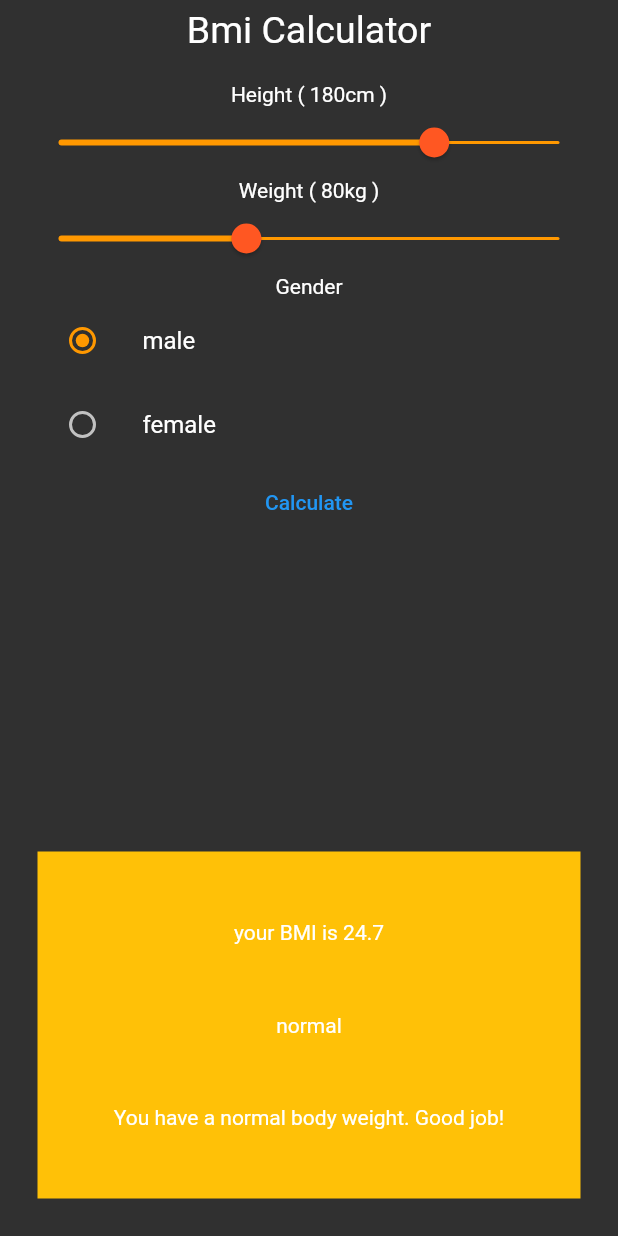
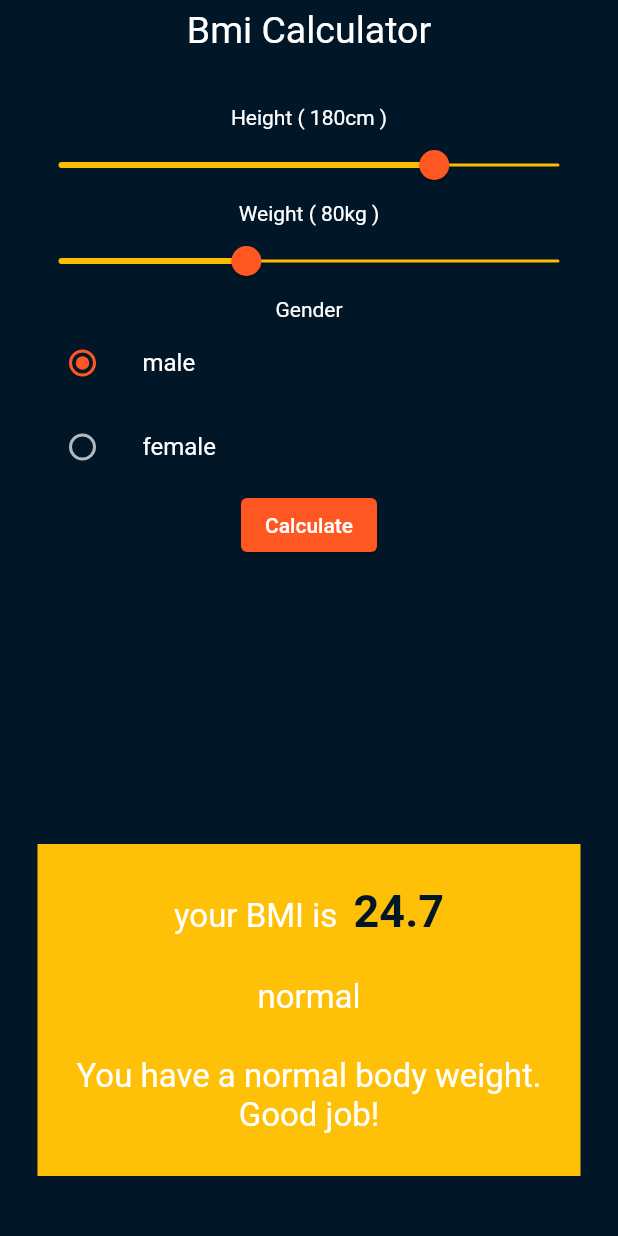
Before and after one commit to meafia/BMI_task, a Flutter app: the screen it shows after launch, after a tap on "Calculate", on a phone screen of 412 x 824 dp. Run offline on Flutter 3.47's test engine with Material 2 defaults, Android fonts, the light colour scheme and no system bars.

Commit message:
changing style

```diff
--- a/lib/main.dart
+++ b/lib/main.dart
@@ -9,19 +9,35 @@ class BmiApp extends StatelessWidget {
   @override
   Widget build(BuildContext context) {
     return MaterialApp(
+      debugShowCheckedModeBanner: false,
       title: 'Bmi Calculator',
       theme: ThemeData.dark().copyWith(
-        primaryColor: Colors.black,
-        accentColor: Colors.orange,
+        accentColor: Color(0xFFfcbd00),
+        scaffoldBackgroundColor: Color(0xFF011627),
         sliderTheme: SliderThemeData(
-          activeTrackColor: Colors.orange,
-          inactiveTrackColor: Colors.orange,
+          activeTrackColor: Color(0xFFfcbd00),
+          inactiveTrackColor: Color(0xFFfcbd00),
           trackHeight: 2,
           thumbColor: Colors.deepOrange,
-          overlayColor: Colors.orange[700]!.withAlpha(90),
+          overlayColor: Colors.deepOrange.withAlpha(90),
+        ),
+        elevatedButtonTheme: ElevatedButtonThemeData(
+          style: ButtonStyle(
+            backgroundColor:
+                MaterialStateProperty.all<Color>(Colors.deepOrange),
+          ),
+        ),
+        radioTheme: RadioThemeData(
+          splashRadius: 12,
+          fillColor: MaterialStateProperty.resolveWith((states) {
+            if (states.contains(MaterialState.selected)) {
+              return Colors.deepOrange;
+            }
+          }),
+          overlayColor: MaterialStateProperty.all<Color>(
+              Color(0xFFfcbd00).withAlpha(150)),
         ),
       ),
-      debugShowCheckedModeBanner: false,
       home: CalculatorScreen(),
     );
   }
--- a/lib/screens/calculator_screen.dart
+++ b/lib/screens/calculator_screen.dart
@@ -30,9 +30,8 @@ class _CalculatorScreenState extends State<CalculatorScreen> {
           ),
         ),
       ),
-      // backgroundColor: Colors.white24,
       body: Container(
-        padding: EdgeInsets.all(15),
+        padding: EdgeInsets.symmetric(horizontal: 15, vertical: 30),
         child: Column(
           children: [
             Flexible(
@@ -88,23 +87,49 @@ class _CalculatorScreenState extends State<CalculatorScreen> {
                       ),
                       title: Text('female'),
                     ),
-                    TextButton(
+                    ElevatedButton(
                       onPressed: () {
                         Calculator calc = Calculator(
                             height: height.toInt(), weight: weight.toInt());
-                        setState(() {
+                        setState(
+                          () {
                             resultWidget = Container(
                               width: 600,
                               child: Column(
-                              mainAxisAlignment: MainAxisAlignment.spaceEvenly,
+                                mainAxisAlignment:
+                                    MainAxisAlignment.spaceEvenly,
                                 children: [
-                                Text('your BMI is ${calc.calculateBMI()}'),
-                                Text(calc.getResult()),
-                                Text(calc.getInteroretation())
+                                  RichText(
+                                    text: TextSpan(
+                                      text: 'your BMI is  ',
+                                      style: TextStyle(fontSize: 22),
+                                      children: [
+                                        TextSpan(
+                                          text: calc.calculateBMI(),
+                                          style: TextStyle(
+                                            fontSize: 30,
+                                            fontWeight: FontWeight.bold,
+                                            color: Color(0xFF011627),
+                                          ),
+                                        ),
+                                      ],
+                                    ),
+                                  ),
+                                  Text(
+                                    calc.getResult(),
+                                    style: TextStyle(fontSize: 22),
+                                    textAlign: TextAlign.center,
+                                  ),
+                                  Text(
+                                    calc.getInteroretation(),
+                                    style: TextStyle(fontSize: 22),
+                                    textAlign: TextAlign.center,
+                                  )
                                 ],
                               ),
                             );
-                        });
+                          },
+                        );
                       },
                       child: Text('Calculate'),
                     ),
@@ -125,7 +150,14 @@ class _CalculatorScreenState extends State<CalculatorScreen> {
                   padding: EdgeInsets.all(customPadding),
                   child: Container(
                     color: Colors.amber,
-                    child: resultWidget ?? Text('Press Calculate button'),
+                    child: Center(
+                      child: resultWidget ??
+                          Text(
+                            'Press Calculate button',
+                            style: TextStyle(fontSize: 40),
+                            textAlign: TextAlign.center,
+                          ),
+                    ),
                   ),
                 ),
               ),
```
Also changed, not shown: 2 other files. Lines whose indentation alone changed are shown as unchanged.
